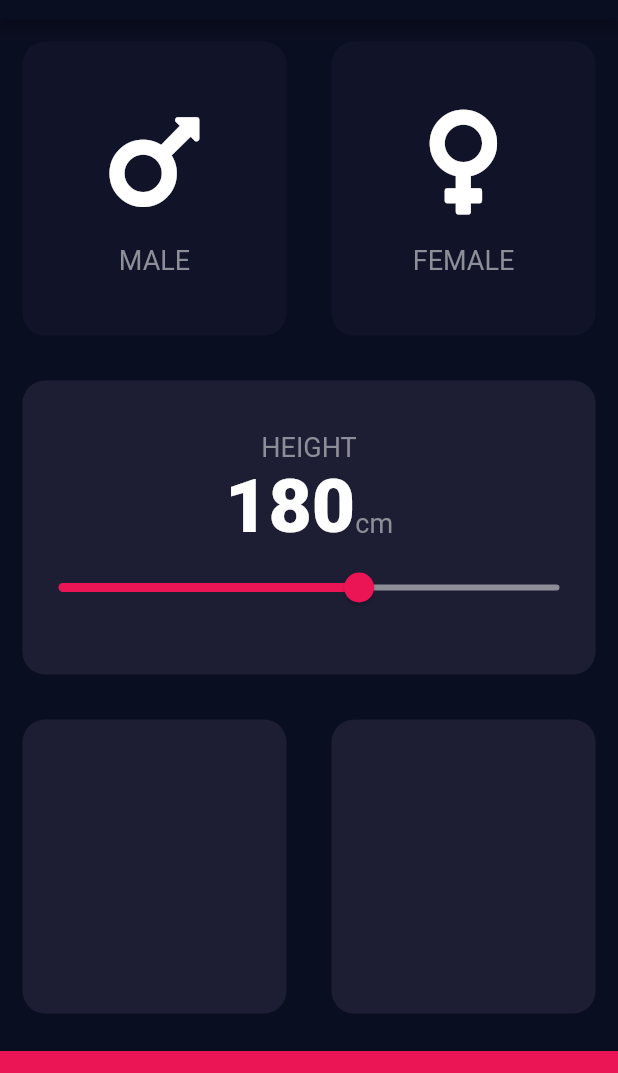
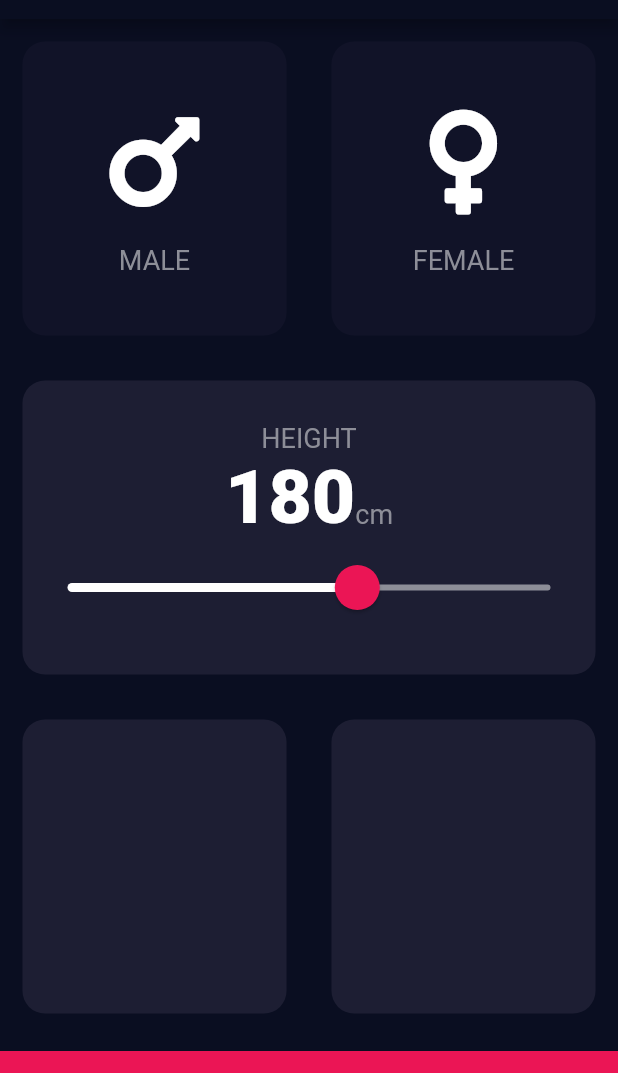
Before and after one commit to lil-shimon/bmi_calc, a Flutter app: the screen it shows after launch, on a phone screen of 412 x 824 dp, the part 65-1138 px from its top. Run offline on Flutter 3.47's test engine with Material 2 defaults, Android fonts, the phone set to English and light mode, and no system bars; our stand-ins replace font_awesome_flutter.

Commit message:
create slider theme

```diff
--- a/lib/page/input_page.dart
+++ b/lib/page/input_page.dart
@@ -110,17 +110,29 @@ class _InputPageState extends State<InputPage> {
                             ),
                           ],
                         ),
-                        Slider(
+                        SliderTheme(
+                          data: SliderTheme.of(context).copyWith(
+                            activeTrackColor: Colors.white,
+                            inactiveTrackColor: Color(0xff8d8e98),
+                            thumbColor: Color(0xffeb1555),
+                            /// transparent -> 0x15
+                            /// [overlayColor] -> opacity 16%
+                            overlayColor: Color(0x29eb1555),
+                            thumbShape: (RoundSliderThumbShape(
+                                enabledThumbRadius: 15.0)),
+                            overlayShape:
+                                (RoundSliderOverlayShape(overlayRadius: 30.0)),
+                          ),
+                          child: Slider(
                             value: height.toDouble(),
                             min: 120.0,
                             max: 220.0,
-                          activeColor: Color(0xFFEB1555),
-                          inactiveColor: Color(0xff8d8e98),
                             onChanged: (double newValue) {
                               setState(() {
                                 height = newValue.round();
                               });
                             },
+                          ),
                         ),
                       ],
                     ),
```
Lines whose indentation alone changed are shown as unchanged.
